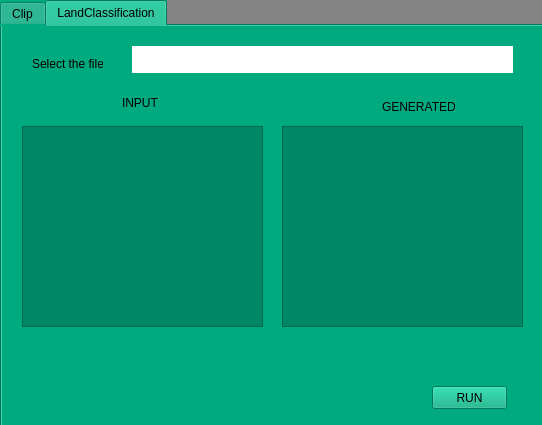
Old version of the form lcp/lcp_dialog_base.ui in the repository reyntors/Land-Classification-Plugin-for-QGIS-using-U-Net.
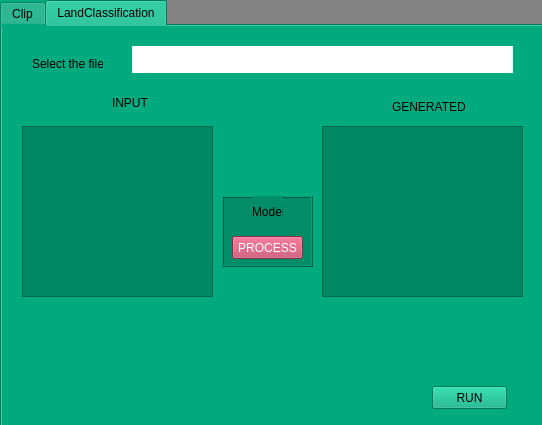
New version of the form. Icons and pictures are not drawn. Custom widgets are drawn as their Qt base class.

Diff of the .ui file:
```diff
--- a/lcp/lcp_dialog_base.ui
+++ b/lcp/lcp_dialog_base.ui
@@ -390,10 +390,10 @@
     <widget class="QGraphicsView" name="graphicsView_2">
      <property name="geometry">
       <rect>
-       <x>280</x>
+       <x>320</x>
        <y>100</y>
-       <width>241</width>
-       <height>201</height>
+       <width>201</width>
+       <height>171</height>
       </rect>
      </property>
      <property name="styleSheet">
@@ -416,7 +416,7 @@
     <widget class="QLabel" name="label_7">
      <property name="geometry">
       <rect>
-       <x>120</x>
+       <x>110</x>
        <y>70</y>
        <width>47</width>
        <height>13</height>
@@ -429,7 +429,7 @@
     <widget class="QLabel" name="label_8">
      <property name="geometry">
       <rect>
-       <x>380</x>
+       <x>390</x>
        <y>70</y>
        <width>81</width>
        <height>21</height>
@@ -444,14 +444,63 @@
       <rect>
        <x>20</x>
        <y>100</y>
-       <width>241</width>
-       <height>201</height>
+       <width>191</width>
+       <height>171</height>
       </rect>
      </property>
      <property name="styleSheet">
       <string notr="true">background-color: rgb(0, 135, 99);</string>
      </property>
     </widget>
+    <widget class="QFrame" name="frame">
+     <property name="geometry">
+      <rect>
+       <x>220</x>
+       <y>170</y>
+       <width>91</width>
+       <height>71</height>
+      </rect>
+     </property>
+     <property name="styleSheet">
+      <string notr="true">background-color: rgb(0, 141, 103);</string>
+     </property>
+     <property name="frameShape">
+      <enum>QFrame::Box</enum>
+     </property>
+     <property name="frameShadow">
+      <enum>QFrame::Raised</enum>
+     </property>
+     <widget class="QPushButton" name="model">
+      <property name="geometry">
+       <rect>
+        <x>10</x>
+        <y>40</y>
+        <width>71</width>
+        <height>23</height>
+       </rect>
+      </property>
+      <property name="styleSheet">
+       <string notr="true">background-color: rgb(190, 63, 95);
+color: rgb(255, 255, 255);</string>
+      </property>
+      <property name="text">
+       <string>PROCESS</string>
+      </property>
+     </widget>
+     <widget class="QLabel" name="label_9">
+      <property name="geometry">
+       <rect>
+        <x>30</x>
+        <y>0</y>
+        <width>31</width>
+        <height>31</height>
+       </rect>
+      </property>
+      <property name="text">
+       <string>Model</string>
+      </property>
+     </widget>
+    </widget>
    </widget>
   </widget>
  </widget>
```
Left out of the diff: 4 changed lines with no effect on the pictures.
